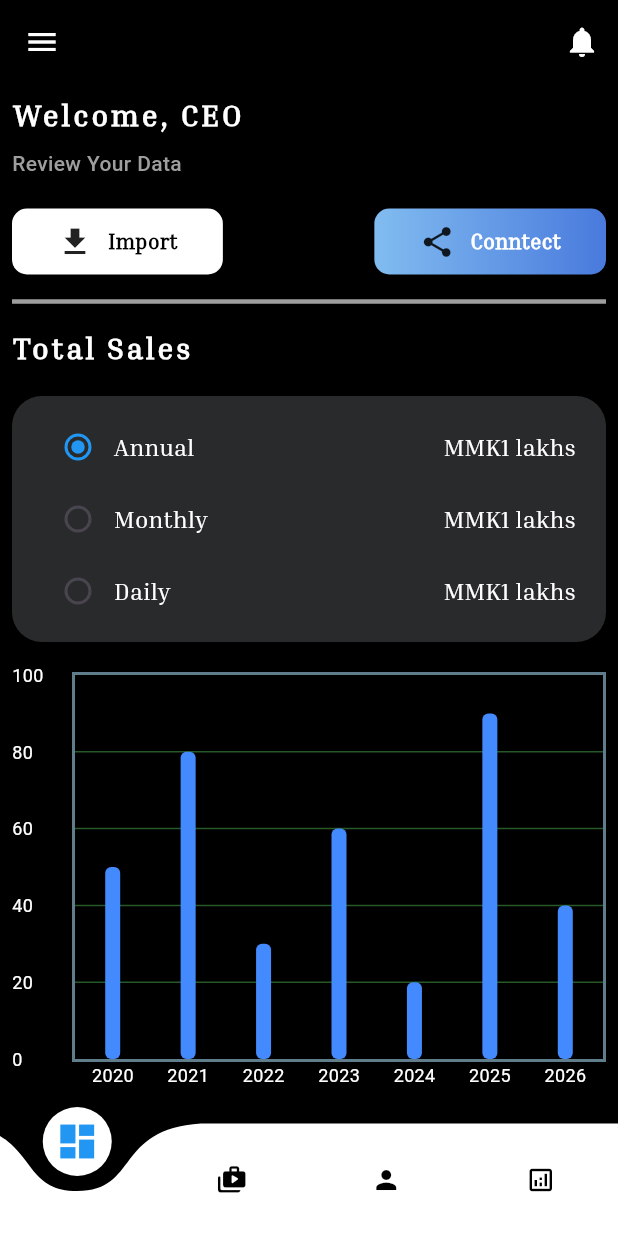
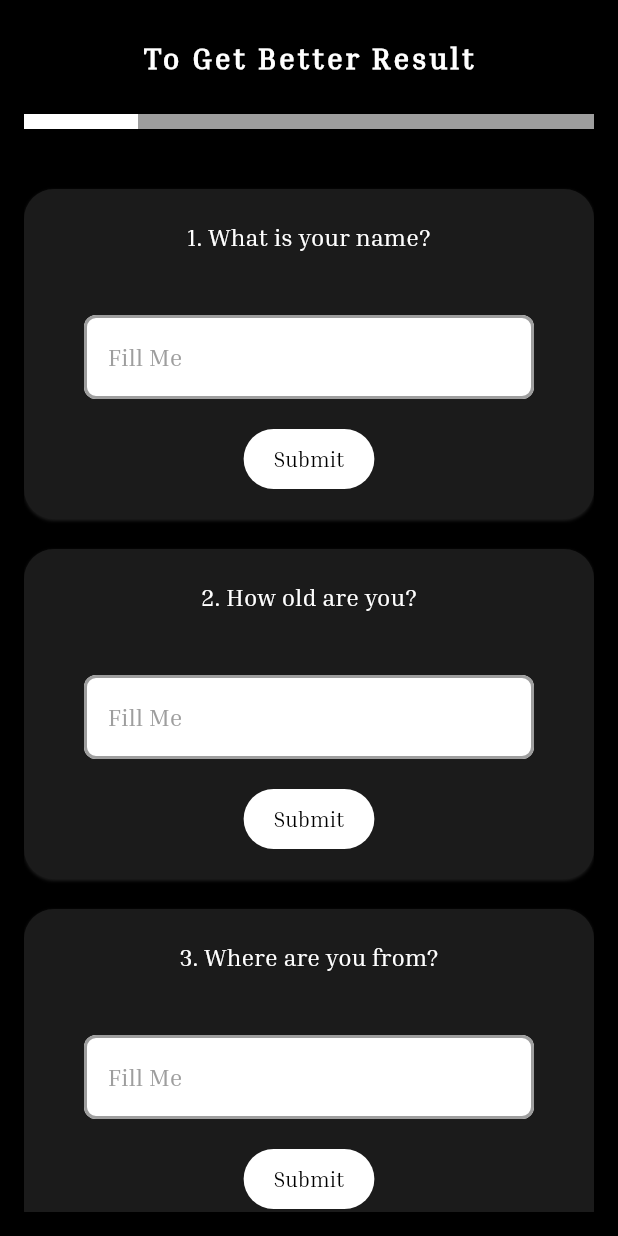
Before and after one commit to ShineWaiYanAung/innovatioProject, a Flutter app: the screen it shows after launch, after a tap on "Skip", after a tap on "Enter", on a phone screen of 412 x 824 dp. Run offline on Flutter 3.47's test engine with Material 3 defaults, Android fonts, the phone set to English and light mode, and no system bars; drawn by our look-alikes of curved_navigation_bar, fl_chart; our stand-ins replace device_preview, flutter_bloc, lottie, smooth_page_indicator.

Commit message:
MyQuestionare

```diff
--- a/lib/features/appBusinessFeatures/pages/OnBoardingPage/onBoardingScreen.dart
+++ b/lib/features/appBusinessFeatures/pages/OnBoardingPage/onBoardingScreen.dart
@@ -1,5 +1,6 @@
 import 'package:flutter/material.dart';
 import 'package:innovation_proeject/features/appBusinessFeatures/pages/OnBoardingPage/intro_page1.dart';
+import 'package:innovation_proeject/features/appBusinessFeatures/pages/Questionire/questionirepage.dart';
 import 'package:smooth_page_indicator/smooth_page_indicator.dart';
 
 import '../../../../responsiveScreenControllerAbstract/parent_screen_controller.dart';
@@ -59,9 +60,7 @@ class _OnBoardingScreenState extends State<OnBoardingScreen> {
                     onPressed: () {
                       Navigator.of(context).push(
                         MaterialPageRoute(
-                          builder: (context) => ScreenFactory.getPlatformScreen(
-                                  Theme.of(context).platform)
-                              .build(context),
+                          builder: (context) => QuestionnairePage(),
                         ),
                       );
                     },
--- /dev/null
+++ b/lib/features/appBusinessFeatures/pages/Questionire/questionirepage.dart
@@ -0,0 +1,203 @@
+import 'package:flutter/material.dart';
+
+class QuestionnairePage extends StatefulWidget {
+  @override
+  _QuestionnairePageState createState() => _QuestionnairePageState();
+}
+
+class _QuestionnairePageState extends State<QuestionnairePage> {
+  final List<String> questions = [
+    "What is your name?",
+    "How old are you?",
+    "Where are you from?",
+    "What is your favorite hobby?",
+    "What is your favorite food?",
+  ];
+
+  int currentQuestionIndex = 0; // Track the current question
+  int totalQuestions = 5; // Total number of questions
+
+  @override
+  Widget build(BuildContext context) {
+    double progress = (currentQuestionIndex + 1) / totalQuestions;
+
+    return Scaffold(
+      body: SafeArea(
+        child: Padding(
+          padding: const EdgeInsets.all(16.0),
+          child: Stack(
+            children: [
+              // Positioned "To Get Better Result" text at the top
+              Positioned(
+                top: 10,
+                left: 0,
+                right: 0,
+                child: Center(
+                  child: Text(
+                    "To Get Better Result",
+                    style: Theme.of(context).textTheme.titleLarge,
+                  ),
+                ),
+              ),
+              // ListView.builder for the questionnaire
+              Positioned(
+                top:
+                    100, // Adjust this value based on how much space you want from the top
+                left: 0,
+                right: 0,
+                bottom: 0, // Allow it to take up the rest of the space
+                child: ListView.builder(
+                  itemCount:
+                      questions.length, // Use the actual number of questions
+                  itemBuilder: (context, index) {
+                    return buildQuestionnaireCard(context, index);
+                  },
+                ),
+              ),
+              // Progress indicator at the top
+              Positioned(
+                top:
+                    60, // Adjust this so the progress bar sits below the "To Get Better Result" text
+                left: 0,
+                right: 0,
+                child: LinearProgressIndicator(
+                  color: Colors.white,
+                  backgroundColor: Colors.grey,
+
+                  value: progress,
+                  minHeight: 10,
+                ),
+              ),
+            ],
+          ),
+        ),
+      ),
+    );
+  }
+
+  Widget buildQuestionnaireCard(BuildContext context, int index) {
+    return Padding(
+      padding: const EdgeInsets.symmetric(vertical: 10.0),
+      child: Container(
+        padding: EdgeInsets.symmetric(vertical: 20, horizontal: 16),
+        decoration: BoxDecoration(
+          color: Color(0xff1B1B1B),
+          borderRadius: BorderRadius.circular(20),
+          boxShadow: [
+            BoxShadow(
+                color: Color(0xff1B1B1B), offset: Offset(0, 1), blurRadius: 1),
+          ],
+        ),
+        child: Column(
+          children: [
+            Text(
+              "${index + 1}. ${questions[index]}", // Display question number and text
+              style: Theme.of(context).textTheme.titleMedium?.copyWith(
+                    color: Colors.white, // White text for questions
+                  ),
+            ),
+            SizedBox(height: 40),
+            SizedBox(
+              width: 300,
+              child: TextField(
+                decoration: InputDecoration(
+                  hintText: 'Fill Me',
+                  hintStyle: Theme.of(context).textTheme.titleMedium?.copyWith(
+                        color: Colors.grey, // Hint text color
+                      ),
+                  filled: true,
+                  fillColor: Colors.white, // Background color when focused
+                  enabledBorder: OutlineInputBorder(
+                    borderSide: BorderSide(
+                      color: Colors.grey, // Border color when not focused
+                      width: 2.0,
+                    ),
+                    borderRadius: BorderRadius.circular(8.0),
+                  ),
+                  focusedBorder: OutlineInputBorder(
+                    borderSide: BorderSide(
+                      color: Colors.blue, // Border color when focused
+                      width: 2.0,
+                    ),
+                    borderRadius: BorderRadius.circular(8.0),
+                  ),
+                ),
+              ),
+            ),
+            SizedBox(height: 20),
+            GestureDetector(
+              onTap: () {
+                if (currentQuestionIndex > 0) currentQuestionIndex--;
+
+
+              },
+              child: Container(
+                decoration: BoxDecoration(
+                  color: Colors.white,
+                  borderRadius: BorderRadius.circular(20),
+                  boxShadow: [
+                    BoxShadow(
+                        color: Color(0xff1B1B1B),
+                        offset: Offset(0, 1),
+                        blurRadius: 1),
+                  ],
+                ),
+                padding: EdgeInsets.symmetric(horizontal: 20, vertical: 10),
+                child: Text(
+                  "Submit",
+                  style: Theme.of(context).textTheme.titleSmall?.copyWith(
+                        color: Colors.black,
+                      ),
+                ),
+              ),
+            ),
+          ],
+        ),
+      ),
+    );
+  }
+}
+
+// Row(
+// mainAxisAlignment: MainAxisAlignment.spaceBetween,
+// children: [
+// if (currentQuestionIndex > 0)
+// ElevatedButton(
+// onPressed: () {
+// setState(() {
+// currentQuestionIndex--;
+// });
+// },
+// child: Text('Previous'),
+// ),
+// ElevatedButton(
+// onPressed: () {
+// setState(() {
+// if (currentQuestionIndex < totalQuestions - 1) {
+// currentQuestionIndex++;
+// } else {
+// // Submit the questionnaire
+// showDialog(
+// context: context,
+// builder: (context) => AlertDialog(
+// title: Text('All Questions Completed'),
+// content: Text('Thank you for completing the questionnaire!'),
+// actions: [
+// TextButton(
+// onPressed: () {
+// Navigator.of(context).pop();
+// },
+// child: Text('OK'),
+// ),
+// ],
+// ),
+// );
+// }
+// });
+// },
+// child: Text(currentQuestionIndex < totalQuestions - 1
+// ? 'Next'
+//     : 'Submit'),
+// ),
+// ],
+// ),
```
Also changed, not shown: 5 other files.
